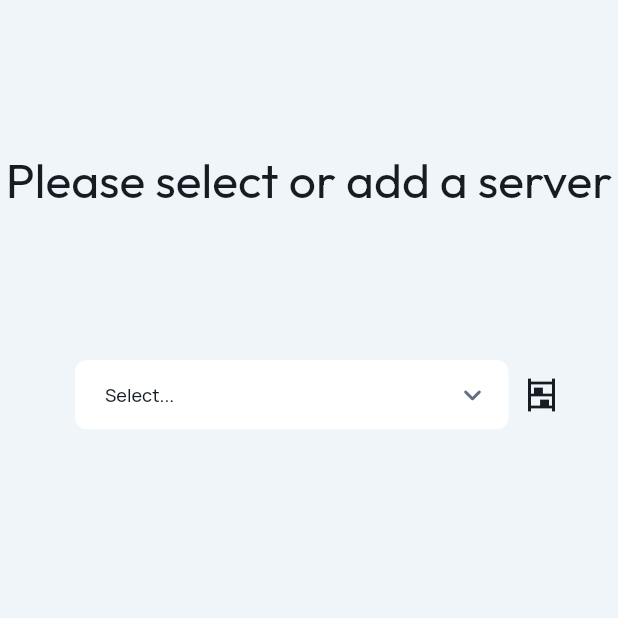
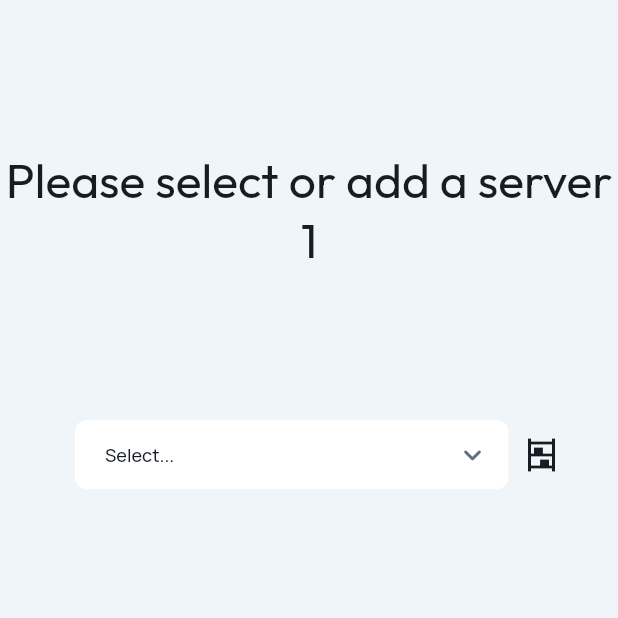
Before and after one commit to alonsomejia/boldNetMobile, a Flutter app: the screen it shows after launch, on a phone screen of 412 x 824 dp, the top half of it. Run offline on Flutter 3.47's test engine with Material 3 defaults, Android fonts, the phone set to English and light mode, and no system bars; drawn by our look-alikes of dropdown_button2; our stand-ins replace auto_size_text, font_awesome_flutter, from_css_color, go_router, google_fonts, page_transition and 2 more; missing offline and left inert: json_path.

Commit message:
Update select_server_widget.dart

```diff
--- a/lib/pages/select_server/select_server_widget.dart
+++ b/lib/pages/select_server/select_server_widget.dart
@@ -57,7 +57,7 @@ class _SelectServerWidgetState extends State<SelectServerWidget> {
               Padding(
                 padding: EdgeInsetsDirectional.fromSTEB(0.0, 100.0, 0.0, 0.0),
                 child: Text(
-                  'Please select or add a server',
+                  'Please select or add a server 1',
                   textAlign: TextAlign.center,
                   style: FlutterFlowTheme.of(context).headlineLarge.override(
                         fontFamily:
```
